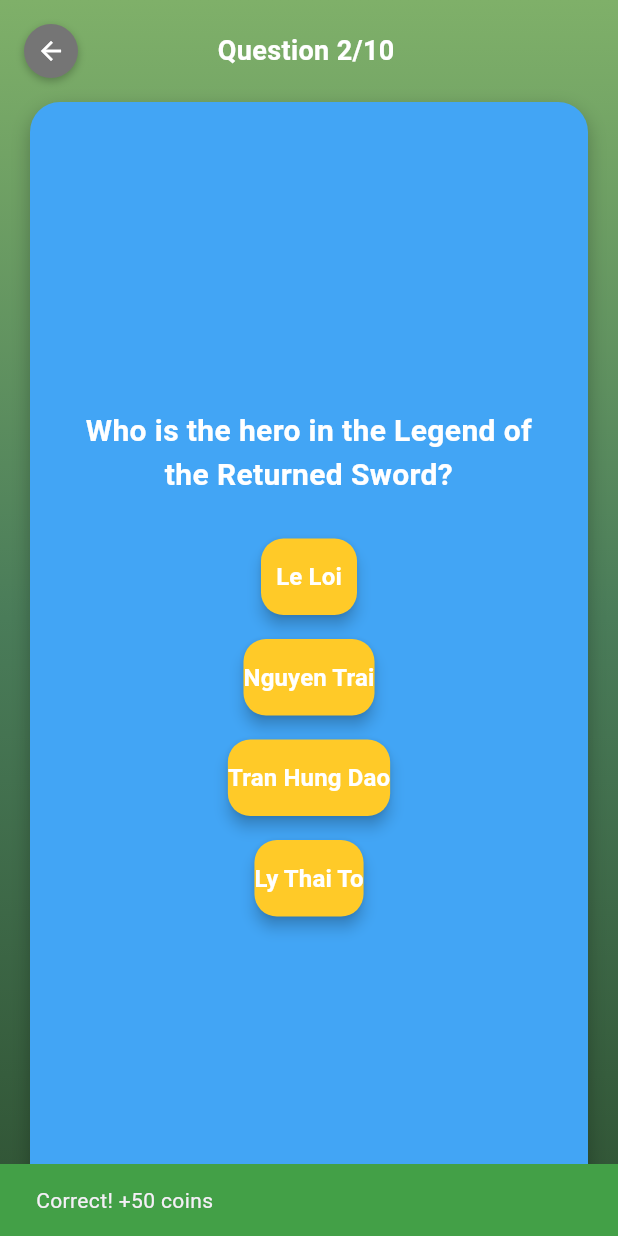
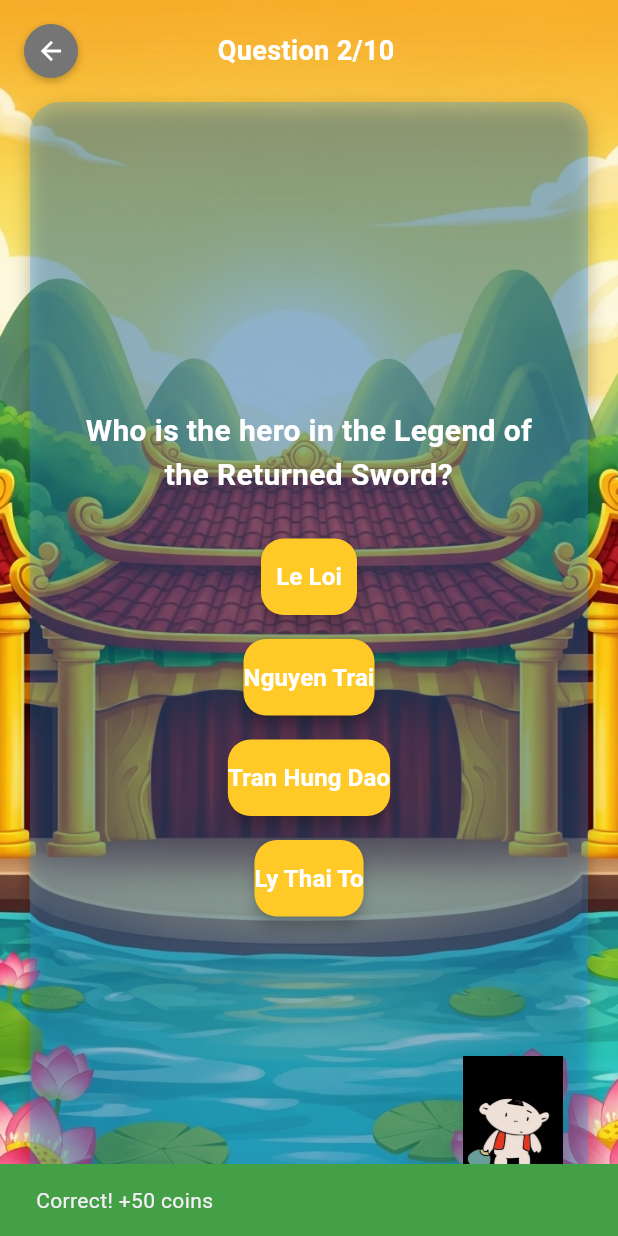
Before and after one commit to PhoneWaiYanMoe/hackathon-bete, a Flutter app: the QuizGame screen opened directly with empty values, after a tap on "Hoan Kiem Lake", on a phone screen of 412 x 824 dp. Run offline on Flutter 3.47's test engine with Material 3 defaults, Android fonts, the light colour scheme and no system bars.

Commit message:
Visual for Quiz

```diff
--- a/lib/games/quiz.dart
+++ b/lib/games/quiz.dart
@@ -1,28 +1,47 @@
 import 'package:flutter/material.dart';
 import 'package:flutter/services.dart';
+import 'dart:math';
 
 class QuizGame extends StatefulWidget {
   final int energy;
   final int coins;
   final Function(int, int) onGameComplete;
 
-  QuizGame({
+  const QuizGame({
     required this.energy,
     required this.coins,
     required this.onGameComplete,
+    super.key,
   });
 
   @override
   _QuizGameState createState() => _QuizGameState();
 }
 
-class _QuizGameState extends State<QuizGame> {
+enum ChuTeuState { natural, correct, wrong, result }
+
+class _QuizGameState extends State<QuizGame> with TickerProviderStateMixin {
   int currentQuestionIndex = 0;
   int correctAnswers = 0;
   late int currentEnergy;
   late int currentCoins;
+  ChuTeuState chuTeuState = ChuTeuState.natural;
+  Color questionCardColor = Colors.blue.withOpacity(0.3); // 0.0 = fully transparent, 1.0 = fully opaque
+  late AnimationController _chuTeuController;
+  late Animation<double> _chuTeuAnimation;
+  String currentStage = '';
+  List<String> usedStages = [];
+  final List<String> stageImages = [
+    'assets/img/Stage1(quiz).png',
+    'assets/img/Stage2(quiz).png',
+    'assets/img/Stage3(quiz).png',
+    'assets/img/Stage4(quiz).png',
+    'assets/img/Stage5(quiz).png',
+    'assets/img/Stage6(quiz).png',
+    'assets/img/Stage7(quiz).png',
+    'assets/img/Stage8(quiz).png',
+  ];
 
-  // Placeholder questions themed around Truyền thuyết Hồ Gươm and water puppetry
   final List<Map<String, dynamic>> questions = [
     {
       'question': 'What is the name of the lake in Truyền thuyết Hồ Gươm?',
@@ -79,8 +98,31 @@ class _QuizGameState extends State<QuizGame> {
   @override
   void initState() {
     super.initState();
-    currentEnergy = widget.energy - 10; // Deduct 10% energy to play
+    currentEnergy = widget.energy - 10; // Deduct 10 energy to play
     currentCoins = widget.coins;
+
+    // Initialize stage for the first question
+    usedStages = [];
+    currentStage = (stageImages..shuffle(Random())).first;
+    usedStages.add(currentStage);
+
+    _chuTeuController = AnimationController(
+      duration: const Duration(milliseconds: 500),
+      vsync: this,
+    );
+
+    _chuTeuAnimation = Tween<double>(begin: 0.0, end: 10.0).animate(
+      CurvedAnimation(
+        parent: _chuTeuController,
+        curve: Curves.easeInOut,
+      ),
+    );
+  }
+
+  @override
+  void dispose() {
+    _chuTeuController.dispose();
+    super.dispose();
   }
 
   void _answerQuestion(String selectedAnswer) {
@@ -89,46 +131,96 @@ class _QuizGameState extends State<QuizGame> {
       setState(() {
         correctAnswers++;
         currentCoins += 50; // Reward 50 coins for correct answer
+        chuTeuState = ChuTeuState.correct;
+        // questionCardColor = Colors.green.shade600;
+        _chuTeuController.repeat(reverse: true); // Bounce up-down
       });
       ScaffoldMessenger.of(context).showSnackBar(
         SnackBar(
-          content: Text('Correct! +50 coins'),
-          duration: Duration(seconds: 1),
+          content: const Text('Correct! +50 coins'),
+          duration: const Duration(seconds: 1),
           backgroundColor: Colors.green.shade600,
         ),
       );
     } else {
+      setState(() {
+        chuTeuState = ChuTeuState.wrong;
+        // questionCardColor = Colors.red.shade600;
+        _chuTeuController.repeat(reverse: true); // Shake side-to-side
+      });
       ScaffoldMessenger.of(context).showSnackBar(
         SnackBar(
-          content: Text('Wrong! Try again next time.'),
-          duration: Duration(seconds: 1),
+          content: const Text('Wrong! Try again next time.'),
+          duration: const Duration(seconds: 1),
           backgroundColor: Colors.red.shade600,
         ),
       );
     }
 
+    // Revert Chú Tễu and question card after 1 second
+    Future.delayed(const Duration(seconds: 1), () {
+      setState(() {
+        chuTeuState = ChuTeuState.natural;
+        questionCardColor = Colors.blue.withOpacity(0.3);
+        _chuTeuController.reset();
+      });
+    });
+
     setState(() {
       currentQuestionIndex++;
+      // Select new stage for next question if not at the end
+      if (currentQuestionIndex < questions.length) {
+        List<String> availableStages = stageImages.where((stage) => !usedStages.contains(stage)).toList();
+        if (availableStages.isNotEmpty) {
+          currentStage = (availableStages..shuffle(Random())).first;
+          usedStages.add(currentStage);
+        } else {
+          // Reset usedStages if all stages are used (for quizzes with more than 8 questions)
+          usedStages = [currentStage];
+          currentStage = (stageImages..shuffle(Random())).first;
+          usedStages.add(currentStage);
+        }
+      }
     });
 
     if (currentQuestionIndex >= questions.length) {
       // Quiz complete, show results and return to main screen
       widget.onGameComplete(currentEnergy, currentCoins);
+      setState(() {
+        chuTeuState = ChuTeuState.result;
+        usedStages = []; // Reset for next quiz session
+      });
       showDialog(
         context: context,
         barrierDismissible: false,
         builder: (context) => AlertDialog(
-          backgroundColor: Colors.blue.shade400,
+          backgroundColor: Colors.blue.withOpacity(0.3),
           shape: RoundedRectangleBorder(
             borderRadius: BorderRadius.circular(20),
           ),
-          title: Text(
+          content: Column(
+            mainAxisSize: MainAxisSize.min,
+            children: [
+              Image.asset(
+                'assets/img/ChuTeuResult.png',
+                width: 100,
+                height: 100,
+              ),
+              const SizedBox(height: 10),
+              const Text(
                 'Quiz Complete!',
-            style: TextStyle(color: Colors.white, fontWeight: FontWeight.bold),
+                style: TextStyle(
+                  color: Colors.white,
+                  fontSize: 20,
+                  fontWeight: FontWeight.bold,
                 ),
-          content: Text(
+              ),
+              Text(
                 'You got $correctAnswers out of ${questions.length} correct!\nEarned ${correctAnswers * 50} coins.',
-            style: TextStyle(color: Colors.white),
+                style: const TextStyle(color: Colors.white),
+                textAlign: TextAlign.center,
+              ),
+            ],
           ),
           actions: [
             TextButton(
@@ -137,7 +229,7 @@ class _QuizGameState extends State<QuizGame> {
                 Navigator.pop(context); // Return to GameSelectionPage
                 Navigator.pop(context); // Return to HomePage
               },
-              child: Text(
+              child: const Text(
                 'Back to Home',
                 style: TextStyle(color: Colors.white, fontWeight: FontWeight.bold),
               ),
@@ -150,25 +242,39 @@ class _QuizGameState extends State<QuizGame> {
 
   @override
   Widget build(BuildContext context) {
+    String chuTeuImage;
+    switch (chuTeuState) {
+      case ChuTeuState.correct:
+        chuTeuImage = 'assets/img/ChuTeuCorrect.png';
+        break;
+      case ChuTeuState.wrong:
+        chuTeuImage = 'assets/img/ChuTeuWrong.png';
+        break;
+      case ChuTeuState.result:
+        chuTeuImage = 'assets/img/ChuTeuResult.png';
+        break;
+      case ChuTeuState.natural:
+      default:
+        chuTeuImage = 'assets/img/ChuTeuNeutural.png';
+        break;
+    }
+
     return Scaffold(
       body: Container(
         decoration: BoxDecoration(
-          gradient: LinearGradient(
-            begin: Alignment.topCenter,
-            end: Alignment.bottomCenter,
-            colors: [
-              Color(0xFF7FB069),
-              Color(0xFF4A7C59),
-              Color(0xFF2F5233),
-            ],
+          image: DecorationImage(
+            image: AssetImage(currentStage),
+            fit: BoxFit.cover,
           ),
         ),
         child: SafeArea(
-          child: Column(
+          child: Stack(
+            children: [
+              Column(
                 children: [
                   // Top Bar with Back Button and Progress
                   Padding(
-                padding: EdgeInsets.all(16),
+                    padding: const EdgeInsets.all(16),
                     child: Row(
                       mainAxisAlignment: MainAxisAlignment.spaceBetween,
                       children: [
@@ -178,11 +284,11 @@ class _QuizGameState extends State<QuizGame> {
                             Navigator.pop(context);
                           },
                           child: Container(
-                        padding: EdgeInsets.all(8),
+                            padding: const EdgeInsets.all(8),
                             decoration: BoxDecoration(
                               color: Colors.grey.shade600,
                               shape: BoxShape.circle,
-                          boxShadow: [
+                              boxShadow: const [
                                 BoxShadow(
                                   color: Colors.black26,
                                   blurRadius: 4,
@@ -190,30 +296,31 @@ class _QuizGameState extends State<QuizGame> {
                                 ),
                               ],
                             ),
-                        child: Icon(Icons.arrow_back, color: Colors.white, size: 20),
+                            child: const Icon(Icons.arrow_back, color: Colors.white, size: 20),
                           ),
                         ),
                         Text(
                           'Question ${currentQuestionIndex + 1}/${questions.length}',
-                      style: TextStyle(
+                          style: const TextStyle(
                             color: Colors.white,
                             fontSize: 18,
                             fontWeight: FontWeight.bold,
                           ),
                         ),
-                    SizedBox(width: 40), // Balance layout
+                        const SizedBox(width: 40), // Balance layout
                       ],
                     ),
                   ),
                   // Question Area
                   Expanded(
-                child: Container(
-                  margin: EdgeInsets.symmetric(horizontal: 20),
-                  padding: EdgeInsets.all(20),
+                    child: AnimatedContainer(
+                      duration: const Duration(milliseconds: 300),
+                      margin: const EdgeInsets.symmetric(horizontal: 20),
+                      padding: const EdgeInsets.all(20),
                       decoration: BoxDecoration(
-                    color: Colors.blue.shade400,
+                        color: questionCardColor,
                         borderRadius: BorderRadius.circular(20),
-                    boxShadow: [
+                        boxShadow: const [
                           BoxShadow(
                             color: Colors.black26,
                             blurRadius: 10,
@@ -226,23 +333,23 @@ class _QuizGameState extends State<QuizGame> {
                         children: [
                           Text(
                             questions[currentQuestionIndex]['question'],
-                        style: TextStyle(
+                            style: const TextStyle(
                               color: Colors.white,
                               fontSize: 20,
                               fontWeight: FontWeight.bold,
                             ),
                             textAlign: TextAlign.center,
                           ),
-                      SizedBox(height: 20),
+                          const SizedBox(height: 20),
                           ...questions[currentQuestionIndex]['options'].map<Widget>((option) {
                             return Container(
-                          margin: EdgeInsets.symmetric(vertical: 8),
+                              margin: const EdgeInsets.symmetric(vertical: 8),
                               child: ElevatedButton(
                                 onPressed: () => _answerQuestion(option),
                                 style: ElevatedButton.styleFrom(
                                   backgroundColor: Colors.amber.shade400,
                                   foregroundColor: Colors.white,
-                              padding: EdgeInsets.symmetric(vertical: 14),
+                                  padding: const EdgeInsets.symmetric(vertical: 14),
                                   shape: RoundedRectangleBorder(
                                     borderRadius: BorderRadius.circular(15),
                                   ),
@@ -250,7 +357,7 @@ class _QuizGameState extends State<QuizGame> {
                                 ),
                                 child: Text(
                                   option,
-                              style: TextStyle(
+                                  style: const TextStyle(
                                     fontSize: 16,
                                     fontWeight: FontWeight.bold,
                                   ),
@@ -264,6 +371,29 @@ class _QuizGameState extends State<QuizGame> {
                   ),
                 ],
               ),
+              // Chú Tễu Image with Animation
+              Positioned(
+                bottom: 20,
+                right: 20,
+                child: AnimatedBuilder(
+                  animation: _chuTeuAnimation,
+                  builder: (context, child) {
+                    return Transform.translate(
+                      offset: Offset(
+                        chuTeuState == ChuTeuState.wrong ? _chuTeuAnimation.value : 0.0,
+                        chuTeuState == ChuTeuState.correct ? _chuTeuAnimation.value : 0.0,
+                      ),
+                      child: Image.asset(
+                        chuTeuImage,
+                        width: 100,
+                        height: 100,
+                      ),
+                    );
+                  },
+                ),
+              ),
+            ],
+          ),
         ),
       ),
     );
```
Also changed, not shown: assets/img/ChuTeuCorrect.png (added), assets/img/ChuTeuNeutural.png (added), assets/img/ChuTeuResult.png (added), assets/img/ChuTeuWrong.png (added), assets/img/InteractiveEmptyBG.png (added), assets/img/Stage1(quiz).png (added), assets/img/Stage2(quiz).png (added), assets/img/Stage3(quiz).png (added), assets/img/Stage4(quiz).png (added), assets/img/Stage5(quiz).png (added), assets/img/Stage6(quiz).png (added), assets/img/Stage7(quiz).png (added), assets/img/Stage8(quiz).png (added). Lines whose indentation alone changed are shown as unchanged.
